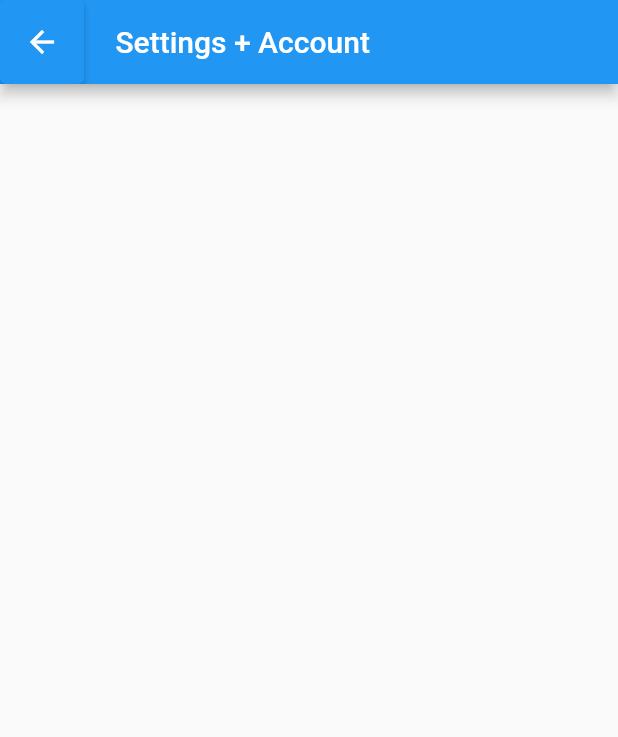
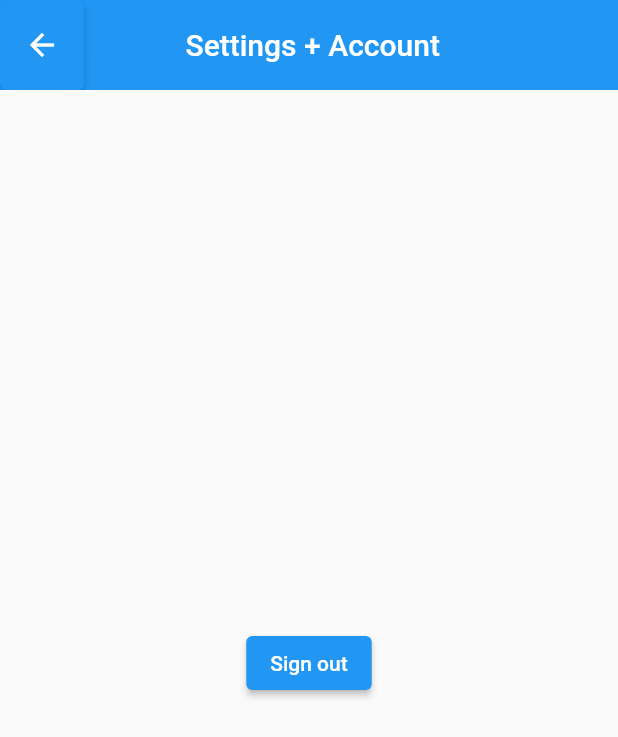
Before and after one commit to matt0681/Selfie-Stand-App, a Flutter app: the AccountScreen screen opened directly, on a phone screen of 412 x 824 dp. Shown: the top 737 px of the screen. Run offline on Flutter 3.47's test engine with Material 2 defaults, Android fonts, the phone set to English and light mode, and no system bars; our stand-ins replace firebase_auth, firebase_core, google_fonts; accounts and stored records are empty.

Commit message:
Added a sign out button to the settings/ account page.

```diff
--- a/lib/pages/account.dart
+++ b/lib/pages/account.dart
@@ -8,8 +8,12 @@ class AccountScreen extends StatelessWidget {
   Widget build(BuildContext context) {
     return Scaffold(
       appBar: AppBar(
-
         title: const Text(" Settings + Account"),
+        titleSpacing: 06.0,
+        centerTitle: true,
+        toolbarHeight: 60,
+        elevation: 0.00,
+        backgroundColor: Colors.blue,
 
         leading: ElevatedButton(
           onPressed: () {
@@ -17,11 +21,15 @@ class AccountScreen extends StatelessWidget {
           },
           child: const Icon(Icons.arrow_back),
         ),
+      ),
 
-        // flexibleSpace: Container(
-        //
-        // ),
-
+      body: Center(
+        child: ElevatedButton(
+          onPressed: () {
+            ///...///
+          },
+          child: const Text("Sign out"),
+        ),
       ),
     );
   }
--- a/pubspec.yaml
+++ b/pubspec.yaml
@@ -39,6 +39,8 @@ dependencies:
   # The following adds the Cupertino Icons font to your application.
   # Use with the CupertinoIcons class for iOS style icons.
   cupertino_icons: ^1.0.2
+  google_maps_flutter: ^2.1.0
+  flutter_map: ^0.14.0
 
 dev_dependencies:
   flutter_test:
```
Also changed, not shown: pubspec.lock.
